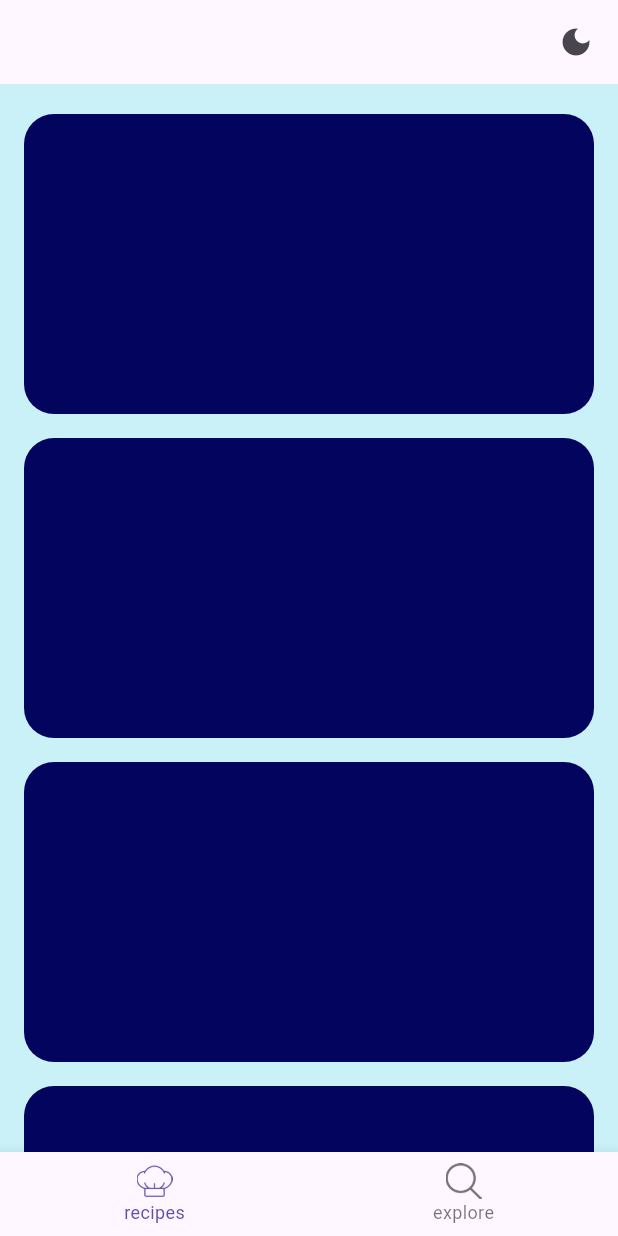
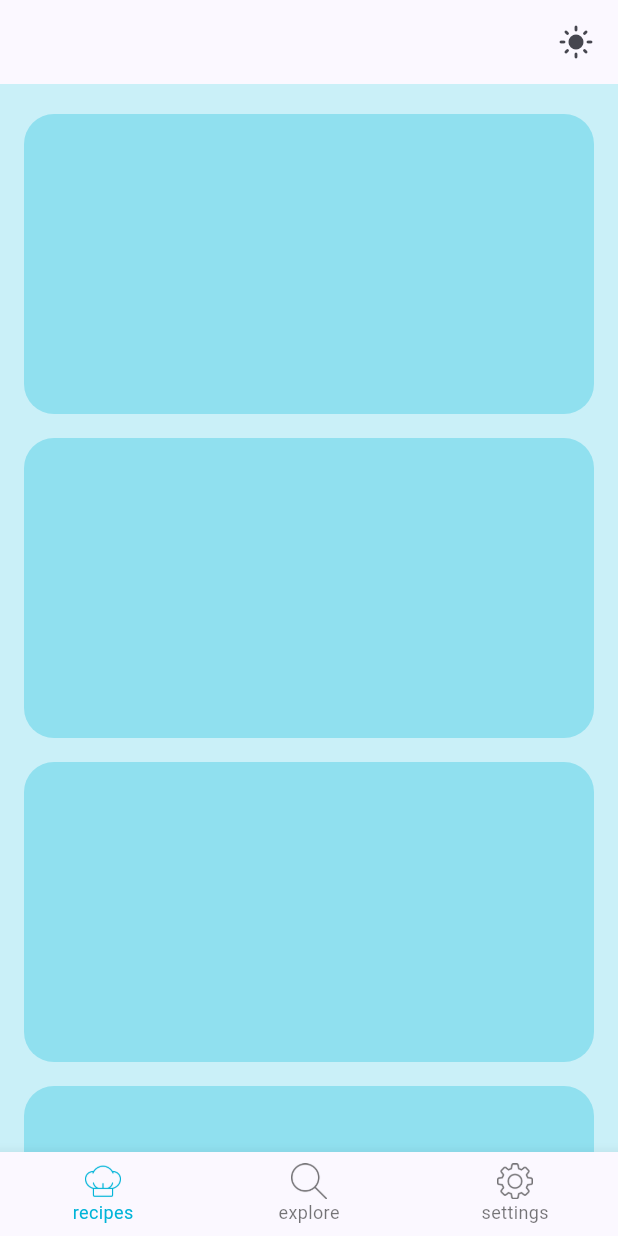
Before and after one commit to iWOLFSTEIN/Recipe-App-Flutter, a Flutter app: the screen it shows after launch, on a phone screen of 412 x 824 dp. Run offline on Flutter 3.47's test engine with Material 3 defaults, Android fonts, the phone set to English and light mode, and no system bars; our stand-ins replace bloc, easy_localization, equatable, flutter_bloc, get_it, shared_preferences; missing offline and left inert: easy_localization_loader.

Commit message:
theme issues

```diff
--- a/assets/translations/translations.csv
+++ b/assets/translations/translations.csv
@@ -1,3 +1,4 @@
 key,en,ur,hi
 recipes,Recipes,ترکیبیں,व्यंजनों
 explore,Explore,دریافت کریں۔,अन्वेषण करना
+settings,Settings,ترتیبات,समायोजन
--- a/lib/config/theme/base.dart
+++ b/lib/config/theme/base.dart
@@ -3,6 +3,7 @@ import 'package:flutter/material.dart';
 abstract class BaseTheme {
   Color get primary;
   Color get secondary;
+  Color get surface;
   Color get background;
   ThemeData get themeData;
 }
--- a/lib/config/theme/dark.dart
+++ b/lib/config/theme/dark.dart
@@ -7,8 +7,12 @@ class DarkTheme implements BaseTheme {
   @override
   final Color secondary = const Color(0xFF00b4d8);
   @override
+  final Color surface = const Color(0xFF90e0ef);
+  @override
   final Color background = const Color(0xFF03045e);
 
   @override
-  final ThemeData themeData = ThemeData();
+  late final ThemeData themeData = ThemeData(
+      scaffoldBackgroundColor: background,
+      colorScheme: ColorScheme.fromSeed(seedColor: primary));
 }
--- a/lib/config/theme/light.dart
+++ b/lib/config/theme/light.dart
@@ -7,8 +7,12 @@ class LightTheme implements BaseTheme {
   @override
   final Color secondary = const Color(0xFF00b4d8);
   @override
+  final Color surface = const Color(0xFF90e0ef);
+  @override
   final Color background = const Color(0xFFcaf0f8);
 
   @override
-  final ThemeData themeData = ThemeData();
+  late final ThemeData themeData = ThemeData(
+      scaffoldBackgroundColor: background,
+      colorScheme: ColorScheme.fromSeed(seedColor: primary));
 }
--- a/lib/core/constants/app_assets.dart
+++ b/lib/core/constants/app_assets.dart
@@ -7,4 +7,5 @@ class AppAssets {
   static const String _icons = "assets/icons";
   static const String search = "$_icons/search.png";
   static const String recipes = "$_icons/recipes.png";
+  static const String settings = "$_icons/settings.png";
 }
--- a/lib/core/constants/view_constants.dart
+++ b/lib/core/constants/view_constants.dart
@@ -1,4 +1,5 @@
 class ViewConstants {
   static const String recipes = "recipes";
   static const String explore = "explore";
+  static const String settings = "settings";
 }
--- a/lib/features/recipes/presentation/bloc/theme/theme_bloc.dart
+++ b/lib/features/recipes/presentation/bloc/theme/theme_bloc.dart
@@ -10,10 +10,13 @@ import 'package:recipes_app/features/recipes/domain/usecases/theme/set_theme.dar
 part 'theme_event.dart';
 part 'theme_state.dart';
 
+enum ThemeType { light, dark }
+
 class ThemeBloc extends Bloc<ThemeEvent, ThemeState> {
   final GetThemeUseCase _getThemeUseCase;
   final SetThemeUseCase _setThemeUseCase;
   late BaseTheme baseTheme;
+  late ThemeType themeType;
 
   ThemeBloc(this._getThemeUseCase, this._setThemeUseCase)
       : super(const InitialThemeState()) {
@@ -24,8 +27,10 @@ class ThemeBloc extends Bloc<ThemeEvent, ThemeState> {
   void _setInitialTheme() {
     final String storedTheme = _getThemeUseCase();
     if (storedTheme == AppConstants.light) {
+      themeType = ThemeType.light;
       baseTheme = LightTheme();
     } else if (storedTheme == AppConstants.dark) {
+      themeType = ThemeType.dark;
       baseTheme = DarkTheme();
     }
   }
@@ -33,9 +38,11 @@ class ThemeBloc extends Bloc<ThemeEvent, ThemeState> {
   void _setTheme(ThemeEvent event, Emitter<ThemeState> emit) async {
     baseTheme = event.theme;
     if (event is LightThemeEvent) {
+      themeType = ThemeType.light;
       _setThemeUseCase.call(theme: AppConstants.light);
       return emit(const LightThemeState());
     } else if (event is DarkThemeEvent) {
+      themeType = ThemeType.dark;
       _setThemeUseCase.call(theme: AppConstants.dark);
       return emit(const DarkThemeState());
     }
--- a/lib/features/recipes/presentation/pages/home.dart
+++ b/lib/features/recipes/presentation/pages/home.dart
@@ -1,8 +1,10 @@
 import 'package:easy_localization/easy_localization.dart';
 import 'package:flutter/material.dart';
+import 'package:flutter_bloc/flutter_bloc.dart';
 import 'package:recipes_app/core/constants/app_assets.dart';
 import 'package:recipes_app/core/constants/app_constants.dart';
 import 'package:recipes_app/core/constants/view_constants.dart';
+import 'package:recipes_app/features/recipes/presentation/bloc/theme/theme_bloc.dart';
 import 'package:recipes_app/features/recipes/presentation/pages/recipes.dart';
 
 class Home extends StatefulWidget {
@@ -13,13 +15,17 @@ class Home extends StatefulWidget {
 }
 
 class _HomeState extends State<Home> {
+  late final ThemeBloc themeBloc = context.read<ThemeBloc>();
   int _selectedPageIndex = 0;
 
   final List<Widget> _pages = [
     const Recipes(),
     Container(
       color: Colors.green,
-    )
+    ),
+    Container(
+      color: Colors.blue,
+    ),
   ];
 
   final List<BottomNavigationBarItem> _items = [
@@ -27,18 +33,17 @@ class _HomeState extends State<Home> {
         icon: const ImageIcon(
           AssetImage(AppAssets.recipes),
         ),
-        activeIcon: const ImageIcon(
-          AssetImage(AppAssets.recipes),
-        ),
         label: ViewConstants.recipes.tr()),
     BottomNavigationBarItem(
         icon: const ImageIcon(
           AssetImage(AppAssets.search),
         ),
-        activeIcon: const ImageIcon(
-          AssetImage(AppAssets.search),
+        label: ViewConstants.explore.tr()),
+    BottomNavigationBarItem(
+        icon: const ImageIcon(
+          AssetImage(AppAssets.settings),
         ),
-        label: ViewConstants.explore.tr())
+        label: ViewConstants.settings.tr())
   ];
 
   @override
@@ -49,6 +54,8 @@ class _HomeState extends State<Home> {
         children: _pages,
       ),
       bottomNavigationBar: BottomNavigationBar(
+        selectedIconTheme: IconThemeData(color: themeBloc.baseTheme.secondary),
+        selectedItemColor: themeBloc.baseTheme.secondary,
         currentIndex: _selectedPageIndex,
         selectedFontSize: AppConstants.font12Px,
         items: _items,
--- a/lib/features/recipes/presentation/pages/recipes.dart
+++ b/lib/features/recipes/presentation/pages/recipes.dart
@@ -2,6 +2,7 @@ import 'package:flutter/material.dart';
 import 'package:flutter_bloc/flutter_bloc.dart';
 import 'package:recipes_app/core/constants/app_constants.dart';
 import 'package:recipes_app/features/recipes/presentation/bloc/theme/theme_bloc.dart';
+import 'package:recipes_app/features/recipes/presentation/widgets/theme_button.dart';
 
 class Recipes extends StatefulWidget {
   const Recipes({super.key});
@@ -11,12 +12,11 @@ class Recipes extends StatefulWidget {
 }
 
 class _RecipesState extends State<Recipes> {
-  late final ThemeBloc themeBloc = context.watch<ThemeBloc>();
+  late final ThemeBloc themeBloc = context.read<ThemeBloc>();
   final items = [for (int i = 0; i < 10; i++) 'item'];
   @override
   Widget build(BuildContext context) {
     return Scaffold(
-      backgroundColor: themeBloc.baseTheme.background,
       appBar: AppBar(
         actions: const [ThemeButton()],
       ),
@@ -31,7 +31,7 @@ class _RecipesState extends State<Recipes> {
               Container(
                 height: 200,
                 decoration: BoxDecoration(
-                    color: themeBloc.baseTheme.primary,
+                    color: themeBloc.baseTheme.surface,
                     borderRadius: const BorderRadius.all(Radius.circular(20))),
               ),
               if (index != items.length - 1)
@@ -45,28 +45,3 @@ class _RecipesState extends State<Recipes> {
     );
   }
 }
-
-class ThemeButton extends StatelessWidget {
-  const ThemeButton({
-    super.key,
-  });
-
-  @override
-  Widget build(BuildContext context) {
-    final ThemeBloc themeBloc = context.watch<ThemeBloc>();
-    final bool isLightTheme = themeBloc.state is LightThemeState;
-    final icon = isLightTheme ? Icons.light_mode : Icons.dark_mode;
-    return GestureDetector(
-        onTap: () {
-          if (isLightTheme) {
-            themeBloc.add(DarkThemeEvent());
-            return;
-          }
-          themeBloc.add(LightThemeEvent());
-        },
-        child: Padding(
-          padding: const EdgeInsets.all(AppConstants.gap16Px),
-          child: Icon(icon),
-        ));
-  }
-}
--- /dev/null
+++ b/lib/features/recipes/presentation/widgets/theme_button.dart
@@ -0,0 +1,30 @@
+import 'package:flutter/material.dart';
+import 'package:flutter_bloc/flutter_bloc.dart';
+import 'package:recipes_app/core/constants/app_constants.dart';
+import 'package:recipes_app/features/recipes/presentation/bloc/theme/theme_bloc.dart';
+
+class ThemeButton extends StatelessWidget {
+  const ThemeButton({
+    super.key,
+  });
+
+  @override
+  Widget build(BuildContext context) {
+    final ThemeBloc themeBloc = context.watch<ThemeBloc>();
+    final icon = themeBloc.themeType == ThemeType.light
+        ? Icons.light_mode
+        : Icons.dark_mode;
+    return GestureDetector(
+        onTap: () {
+          if (themeBloc.themeType == ThemeType.light) {
+            themeBloc.add(DarkThemeEvent());
+          } else if (themeBloc.themeType == ThemeType.dark) {
+            themeBloc.add(LightThemeEvent());
+          }
+        },
+        child: Padding(
+          padding: const EdgeInsets.all(AppConstants.gap16Px),
+          child: Icon(icon),
+        ));
+  }
+}
--- a/lib/main.dart
+++ b/lib/main.dart
@@ -50,6 +50,7 @@ class RecipesApp extends StatelessWidget {
   Widget build(BuildContext context) {
     return BlocBuilder<ThemeBloc, ThemeState>(
       builder: (context, state) {
+        print('printing the emitted state: $state');
         final ThemeBloc themeBloc = context.read<ThemeBloc>();
         return MaterialApp(
           debugShowCheckedModeBanner: false,
```
Also changed, not shown: assets/icons/search.png, assets/icons/settings.png (added).
